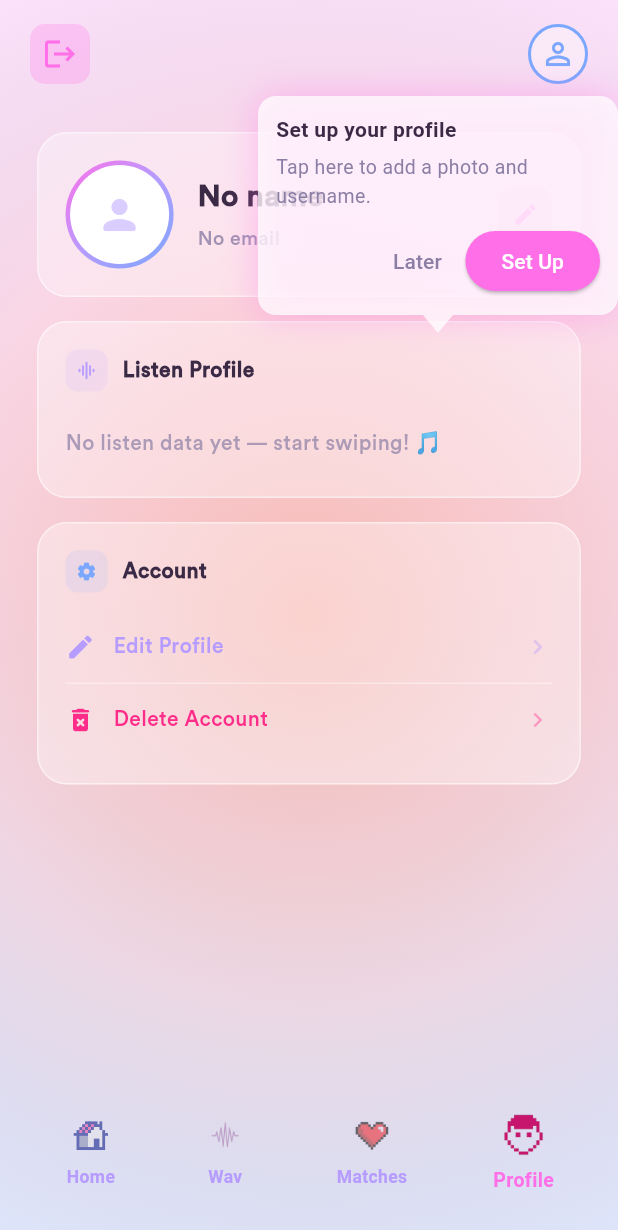
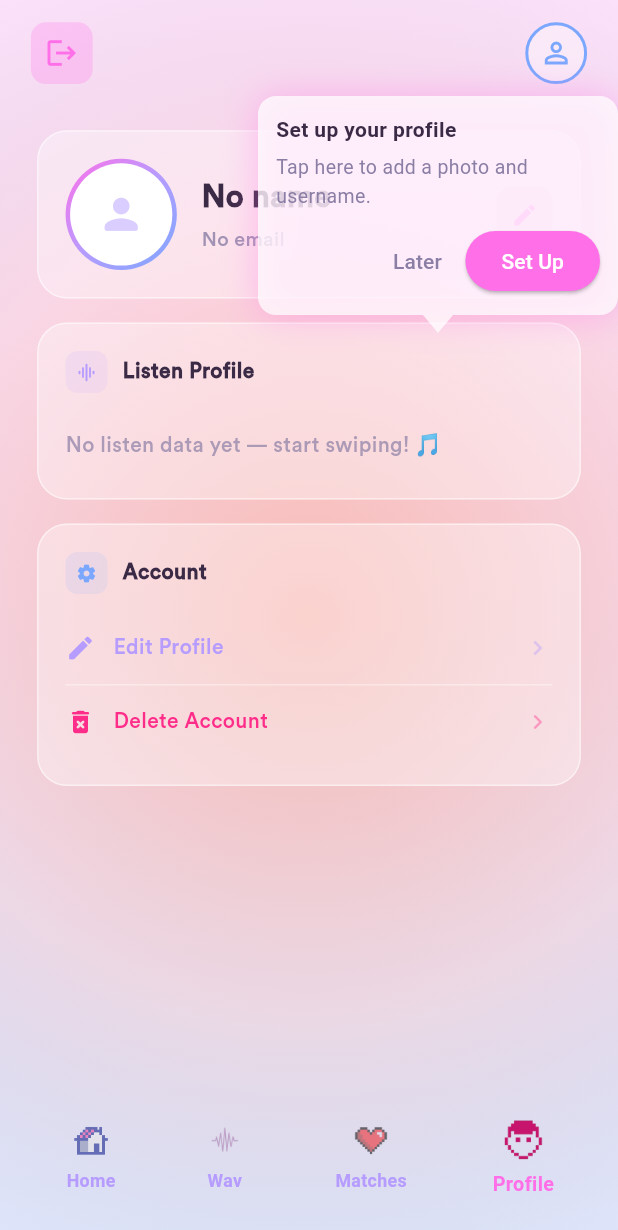
Before and after one commit to Ianblaze/WavApp, a Flutter app: the HomePage screen opened directly, after a tap on the "person outline" icon, on a phone screen of 412 x 824 dp. Shown: the top 1230 px of the screen. Run offline on Flutter 3.47's test engine with Material 3 defaults, Android fonts, the phone set to English and light mode, and no system bars; our stand-ins replace audioplayers, cloud_firestore, country_code_picker, firebase_auth, firebase_core, firebase_storage and 6 more; accounts and stored records are empty; network calls fail; project files that could hold a hidden picture were left out.

Commit message:
refactor: make all UI screens 100% responsive for all phone types - Replace hardcoded dimensions with MediaQuery-relative sizing across card_stack, wav_page, home_page, home_tab, match_page, chat_page, profile_page, match_dock_popup

```diff
--- a/lib/pages/card_stack.dart
+++ b/lib/pages/card_stack.dart
@@ -9,8 +9,8 @@ const _pink   = Color(0xFFFF6FE8);
 const _purple = Color(0xFFB69CFF);
 const _blue   = Color(0xFF7BA7FF);
 
-const double _cardW = 220.0;
-const double _cardH = 300.0;
+// Card dimensions are computed dynamically in _CardStackState.build()
+// from MediaQuery — see _dynCardW / _dynCardH.
 
 // ─────────────────────────────────────────────────────────────
 class CardStack extends StatefulWidget {
@@ -1411,11 +1411,16 @@ class _CardStackState extends State<CardStack> with TickerProviderStateMixin {
   // ── BUILD ─────────────────────────────────────────────────
   @override
   Widget build(BuildContext context) {
-    final double stackH = _dynCardH + 120;
+    final sw = MediaQuery.of(context).size.width;
+    final sh = MediaQuery.of(context).size.height;
+    // Responsive card sizing — 58% of screen width, portrait ratio
+    _dynCardW = (sw * 0.58).clamp(180.0, 280.0);
+    _dynCardH = (_dynCardW / 0.72).clamp(250.0, 400.0);
+    final double stackPad = (sh * 0.12).clamp(60.0, 120.0);
+    final double stackH = _dynCardH + stackPad;
     // Commit when card has travelled ~38% of half screen height
     // This places the threshold near the screen edge
-    _commitThreshold = MediaQuery.of(context).size.height * 0.38;
-    // Card: 58% of screen width, aspect ratio 0.72 (portrait playing card feel)
+    _commitThreshold = sh * 0.38;
     // Calculate centering offset once per build from a STABLE coordinate reference
     double centerAdjustment = 0.0;
     try {
@@ -1563,7 +1568,14 @@ class _ExpandedSongViewState extends State<_ExpandedSongView>
                   horizontal: (sw * 0.07).clamp(20.0, 36.0),
                   vertical: 16,
                 ),
-                child: Column(
+                child: SingleChildScrollView(
+                  physics: const BouncingScrollPhysics(),
+                  child: ConstrainedBox(
+                    constraints: BoxConstraints(
+                      minHeight: sh - MediaQuery.of(context).padding.top - MediaQuery.of(context).padding.bottom - 32,
+                    ),
+                    child: IntrinsicHeight(
+                      child: Column(
                   crossAxisAlignment: CrossAxisAlignment.start,
                   children: [
                     // Top bar
@@ -1831,7 +1843,10 @@ class _ExpandedSongViewState extends State<_ExpandedSongView>
                 ),
               ),
             ),
-          ],
+          ),
+        ),
+      ),
+    ],
         ),
       ),
     );
--- a/lib/pages/home_page.dart
+++ b/lib/pages/home_page.dart
@@ -261,8 +261,14 @@ class _HomePageState extends State<HomePage> {
   // 🔝 TOP BAR
   // ---------------------------------------------------------
   Widget _buildTopBar() {
+    final sw = MediaQuery.of(context).size.width;
+    final sh = MediaQuery.of(context).size.height;
+    final btnDim = (sw * 0.1).clamp(34.0, 44.0);
     return Padding(
-      padding: const EdgeInsets.symmetric(horizontal: 20, vertical: 16),
+      padding: EdgeInsets.symmetric(
+        horizontal: sw * 0.05,
+        vertical: (sh * 0.018).clamp(10.0, 18.0),
+      ),
       child: Row(
         mainAxisAlignment: MainAxisAlignment.spaceBetween,
         children: [
@@ -273,13 +279,13 @@ class _HomePageState extends State<HomePage> {
               // No manual navigation — AuthWrapper handles it
             },
             child: Container(
-              width: 40,
-              height: 40,
+              width: btnDim,
+              height: btnDim,
               decoration: BoxDecoration(
                 color: y2kPink.withOpacity(0.25),
                 borderRadius: BorderRadius.circular(10),
               ),
-              child: const Icon(Icons.logout, color: y2kPink),
+              child: Icon(Icons.logout, color: y2kPink, size: btnDim * 0.55),
             ),
           ),
 
@@ -288,14 +294,14 @@ class _HomePageState extends State<HomePage> {
             onTap: () => setState(() => selectedTab = 3),
             child: Container(
               key: _profileKey,
-              width: 40,
-              height: 40,
+              width: btnDim,
+              height: btnDim,
               decoration: BoxDecoration(
-                borderRadius: BorderRadius.circular(20),
+                borderRadius: BorderRadius.circular(btnDim / 2),
                 border: Border.all(color: y2kBlue, width: 2),
                 color: Colors.white.withOpacity(0.35),
               ),
-              child: const Icon(Icons.person_outline, color: y2kBlue),
+              child: Icon(Icons.person_outline, color: y2kBlue, size: btnDim * 0.55),
             ),
           ),
         ],
@@ -311,8 +317,9 @@ class _HomePageState extends State<HomePage> {
   // ⬇️ BOTTOM NAVIGATION (PNG ICONS)
   // ---------------------------------------------------------
   Widget _buildBottomNav() {
+    final sh = MediaQuery.of(context).size.height;
     return Container(
-      padding: const EdgeInsets.symmetric(vertical: 16),
+      padding: EdgeInsets.symmetric(vertical: (sh * 0.016).clamp(8.0, 18.0)),
       child: Row(
         mainAxisAlignment: MainAxisAlignment.spaceEvenly,
         children: [
@@ -330,6 +337,9 @@ class _HomePageState extends State<HomePage> {
   // ---------------------------------------------------------
   Widget _navItemPNG(String assetPath, String label, int index) {
     final isActive = selectedTab == index;
+    final sw = MediaQuery.of(context).size.width;
+    final iconDim = (sw * 0.08).clamp(26.0, 36.0);
+    final labelFont = (sw * 0.032).clamp(10.0, 14.0);
 
     return GestureDetector(
       onTap: () => setState(() => selectedTab = index),
@@ -346,8 +356,8 @@ class _HomePageState extends State<HomePage> {
                 opacity: isActive ? 1.0 : 0.55,
                 child: Image.asset(
                   assetPath,
-                  width: 34,
-                  height: 34,
+                  width: iconDim,
+                  height: iconDim,
                   fit: BoxFit.contain,
                 ),
               ),
@@ -356,7 +366,7 @@ class _HomePageState extends State<HomePage> {
                 label,
                 style: TextStyle(
                   color: isActive ? y2kPink : y2kPurple,
-                  fontSize: 13,
+                  fontSize: labelFont,
                   fontWeight: FontWeight.w700,
                 ),
               ),
--- a/lib/pages/home_tab.dart
+++ b/lib/pages/home_tab.dart
@@ -417,6 +417,7 @@ class _HomeTabState extends State<HomeTab> with TickerProviderStateMixin {
   }
 
   Widget _buildHypeBanner() {
+    final sw = MediaQuery.of(context).size.width;
     final msg = _newMatchCount == 1 ? '1 new match!' : '$_newMatchCount new matches!';
     final sub = _topMatches.isNotEmpty
         ? '${_topMatches.first.name} & others love your taste'
@@ -437,12 +438,12 @@ class _HomeTabState extends State<HomeTab> with TickerProviderStateMixin {
         child: Row(
           children: [
             Container(
-              width: 46, height: 46,
+              width: (sw * 0.115).clamp(38.0, 50.0), height: (sw * 0.115).clamp(38.0, 50.0),
               decoration: BoxDecoration(
                 color: Colors.white.withOpacity(0.2),
                 borderRadius: BorderRadius.circular(14),
               ),
-              child: const Center(child: Text('🔥', style: TextStyle(fontSize: 22))),
+              child: Center(child: Text('🔥', style: TextStyle(fontSize: (sw * 0.055).clamp(18.0, 24.0)))),
             ),
             const SizedBox(width: 14),
             Expanded(
@@ -475,6 +476,9 @@ class _HomeTabState extends State<HomeTab> with TickerProviderStateMixin {
   }
 
   Widget _statCard(String num, String label, Color color) {
+    final sw = MediaQuery.of(context).size.width;
+    final numFont = (sw * 0.065).clamp(20.0, 28.0);
+    final labelFont = (sw * 0.022).clamp(8.0, 10.0);
     return Container(
       padding: const EdgeInsets.symmetric(vertical: 14, horizontal: 8),
       decoration: BoxDecoration(
@@ -484,9 +488,9 @@ class _HomeTabState extends State<HomeTab> with TickerProviderStateMixin {
       ),
       child: Column(
         children: [
-          Text(num, style: TextStyle(fontFamily: 'Circular', fontSize: 26, fontWeight: FontWeight.w800, color: color, letterSpacing: -1, height: 1)),
+          Text(num, style: TextStyle(fontFamily: 'Circular', fontSize: numFont, fontWeight: FontWeight.w800, color: color, letterSpacing: -1, height: 1)),
           const SizedBox(height: 4),
-          Text(label, textAlign: TextAlign.center, style: const TextStyle(fontFamily: 'Circular', fontSize: 9, fontWeight: FontWeight.w700, color: _muted, letterSpacing: 0.4)),
+          Text(label, textAlign: TextAlign.center, style: TextStyle(fontFamily: 'Circular', fontSize: labelFont, fontWeight: FontWeight.w700, color: _muted, letterSpacing: 0.4)),
         ],
       ),
     );
--- a/lib/pages/profile_page.dart
+++ b/lib/pages/profile_page.dart
@@ -46,7 +46,7 @@ class ProfilePage extends StatelessWidget {
                   children: [
                     // Avatar with gradient ring
                     Container(
-                      width: 72, height: 72,
+                      width: (w * 0.18).clamp(56.0, 80.0), height: (w * 0.18).clamp(56.0, 80.0),
                       padding: const EdgeInsets.all(3),
                       decoration: const BoxDecoration(
                         shape: BoxShape.circle,
@@ -69,20 +69,20 @@ class ProfilePage extends StatelessWidget {
                         ),
                         child: photoUrl.isEmpty
                             ? Icon(Icons.person_rounded,
-                                color: _y2kPurple.withOpacity(0.5), size: 32)
+                                color: _y2kPurple.withOpacity(0.5), size: (w * 0.08).clamp(24.0, 36.0))
                             : null,
                       ),
                     ),
-                    const SizedBox(width: 16),
+                    SizedBox(width: w * 0.04),
                     Expanded(
                       child: Column(
                         crossAxisAlignment: CrossAxisAlignment.start,
                         children: [
                           Text(
                             username,
-                            style: const TextStyle(
+                            style: TextStyle(
                               fontFamily: 'Circular',
-                              fontSize: 20,
+                              fontSize: (w * 0.05).clamp(16.0, 22.0),
                               fontWeight: FontWeight.w900,
                               color: _textPrimary,
                             ),
@@ -92,7 +92,7 @@ class ProfilePage extends StatelessWidget {
                             email,
                             style: TextStyle(
                               fontFamily: 'Circular',
-                              fontSize: 13,
+                              fontSize: (w * 0.032).clamp(11.0, 14.0),
                               fontWeight: FontWeight.w500,
                               color: _textMuted.withOpacity(0.8),
                             ),
@@ -103,13 +103,13 @@ class ProfilePage extends StatelessWidget {
                     GestureDetector(
                       onTap: () => _openEditDialog(context),
                       child: Container(
-                        width: 36, height: 36,
+                        width: (w * 0.09).clamp(32.0, 40.0), height: (w * 0.09).clamp(32.0, 40.0),
                         decoration: BoxDecoration(
                           color: _y2kPink.withOpacity(0.1),
                           borderRadius: BorderRadius.circular(10),
                         ),
-                        child: const Icon(Icons.edit_rounded,
-                            color: _y2kPink, size: 18),
+                        child: Icon(Icons.edit_rounded,
+                            color: _y2kPink, size: (w * 0.045).clamp(14.0, 20.0)),
                       ),
                     ),
                   ],
--- a/lib/pages/wav_page.dart
+++ b/lib/pages/wav_page.dart
@@ -338,7 +338,9 @@ class _WavPageState extends State<WavPage>
 
   // ── STATS ROW — animated on card change ───────────────────────
   Widget _buildStatsRow() {
-    if (_currentSong.isEmpty) return const SizedBox(height: 54);
+    final sh = MediaQuery.of(context).size.height;
+    final statsH = (sh * 0.07).clamp(48.0, 62.0);
+    if (_currentSong.isEmpty) return SizedBox(height: statsH);
     final song = _currentSong;
     final bpm  = song['bpm']  ?? '';
     final key  = song['key']  ?? '';
@@ -363,7 +365,7 @@ class _WavPageState extends State<WavPage>
       ),
       child: SizedBox(
         key: ValueKey(_statsKey),
-        height: 58,
+        height: statsH,
         child: Row(
           crossAxisAlignment: CrossAxisAlignment.start,
           children: [
@@ -612,7 +614,7 @@ class _WavPageState extends State<WavPage>
                     // ── Gesture hints — always 32px tall to prevent layout shift ──
                     // Content fades out but space is always reserved.
                     SizedBox(
-                      height: 32,
+                      height: (sh * 0.038).clamp(24.0, 36.0),
                       child: Center(
                         child: AnimatedOpacity(
                           opacity: widget.isIdle ? 0.0 : 1.0,
@@ -627,8 +629,8 @@ class _WavPageState extends State<WavPage>
                       child: Center(
                         child: ConstrainedBox(
                           constraints: BoxConstraints(
-                            // Never shorter than 340px regardless of screen
-                            minHeight: (sh * 0.42).clamp(340.0, double.infinity),
+                            // Never shorter than 280px regardless of screen
+                            minHeight: (sh * 0.42).clamp(280.0, double.infinity),
                           ),
                           child: SizedBox(
                             width: sw * 0.92,
@@ -700,7 +702,7 @@ class _WavPageState extends State<WavPage>
                       child: _buildStatsRow(),
                     ),
 
-                    const SizedBox(height: 4),
+                    SizedBox(height: (sh * 0.005).clamp(2.0, 6.0)),
 
                     // ── Action buttons ─────────────────────
                     AnimatedOpacity(
```
Also changed, not shown: lib/pages/chat_page.dart (+4 -4 lines), lib/pages/match_dock_popup.dart (+6 -2 lines), lib/pages/match_page.dart (+46 -12 lines), lib/services/matching_engine.dart (+21 -1 lines).
